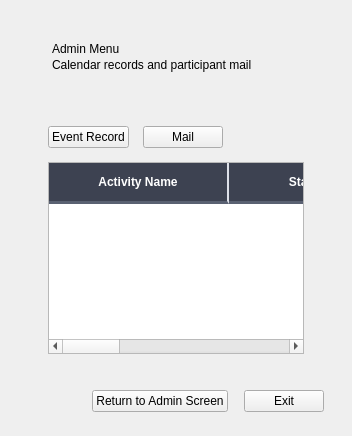
The window that ui/admin_menu_page.ui (MS-Sezgin/crm_project) describes before a commit, drawn with Qt 5.
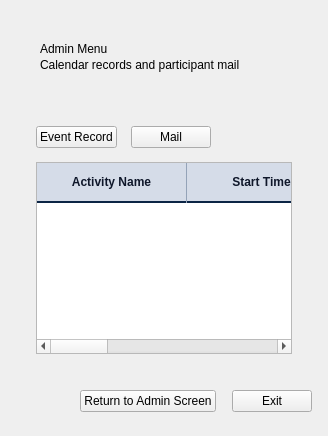
The same window after the commit.

Patch:
```diff
--- a/ui/admin_menu_page.ui
+++ b/ui/admin_menu_page.ui
@@ -4,9 +4,9 @@
  <widget class="QWidget" name="pageRoot">
   <property name="windowTitle"><string>CRM Capstone - Admin Menu</string></property>
   <layout class="QVBoxLayout" name="rootLayout">
-   <property name="leftMargin"><number>28</number></property>
+   <property name="leftMargin"><number>16</number></property>
    <property name="topMargin"><number>24</number></property>
-   <property name="rightMargin"><number>28</number></property>
+   <property name="rightMargin"><number>16</number></property>
    <property name="bottomMargin"><number>24</number></property>
    <property name="spacing"><number>16</number></property>
    <item>
@@ -39,11 +39,11 @@
       </item>
       <item>
        <widget class="QTableWidget" name="tableCalendar">
-        <property name="styleSheet"><string>QHeaderView::section { background-color: #3D4251; color: #FFFFFF; font-weight: 700; font-size: 12px; padding: 10px 12px; border: none; border-right: 2px solid #DDE0E8; border-bottom: 3px solid #5A6172; }</string></property>
+        <property name="styleSheet"><string>QHeaderView::section { background-color: #D5DCE8; color: #0F172A; font-weight: 600; font-size: 12px; padding: 10px 12px; border: none; border-right: 1px solid #94A3B8; border-bottom: 2px solid #0B2545; }</string></property>
         <property name="alternatingRowColors"><bool>true</bool></property>
         <attribute name="horizontalHeaderStretchLastSection"><bool>false</bool></attribute>
-        <attribute name="horizontalHeaderDefaultSectionSize"><number>180</number></attribute>
-        <attribute name="horizontalHeaderMinimumSectionSize"><number>130</number></attribute>
+        <attribute name="horizontalHeaderDefaultSectionSize"><number>150</number></attribute>
+        <attribute name="horizontalHeaderMinimumSectionSize"><number>120</number></attribute>
         <attribute name="horizontalHeaderHighlightSections"><bool>false</bool></attribute>
         <attribute name="verticalHeaderVisible"><bool>false</bool></attribute>
         <column><property name="text"><string>Activity Name</string></property></column>
```
